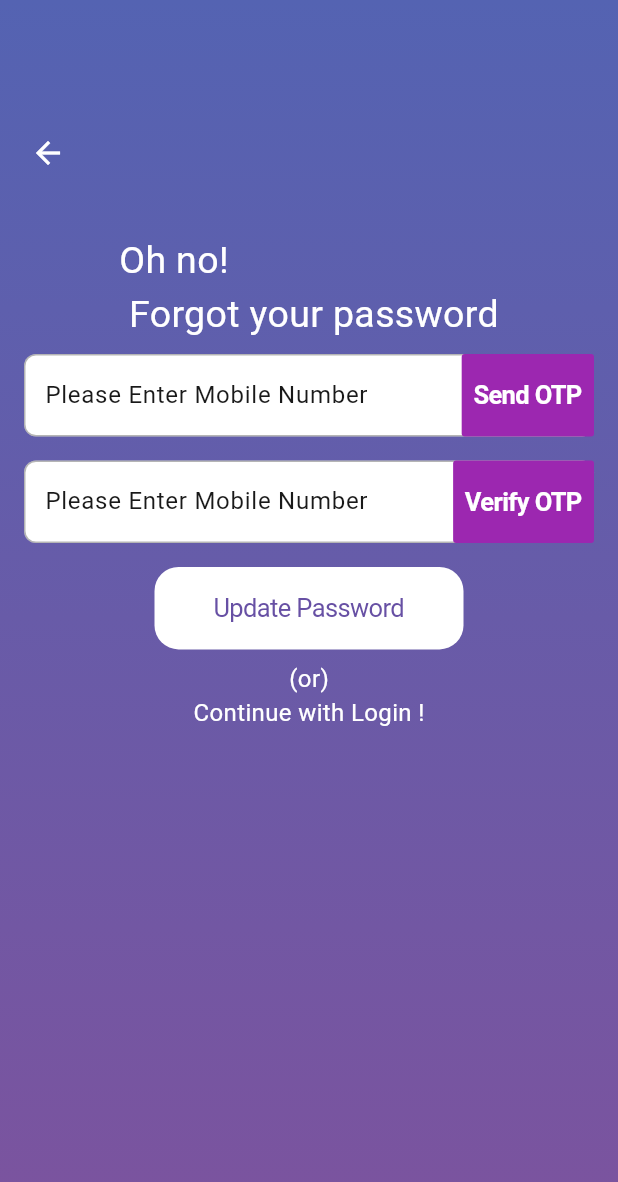
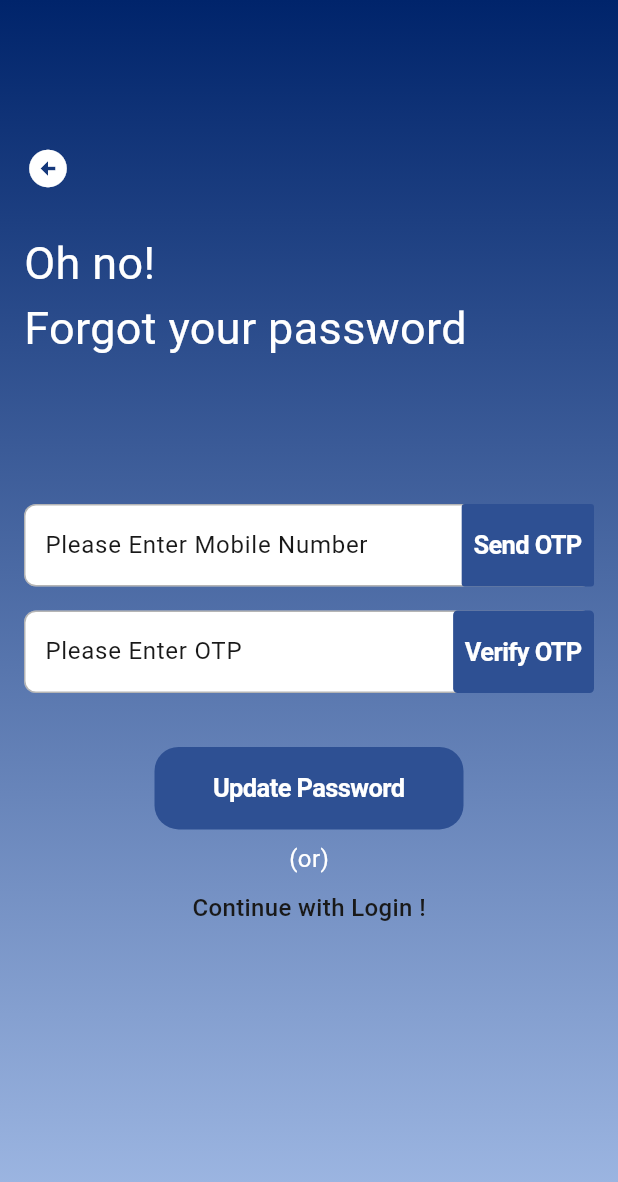
Before and after one commit to payzo/vendorapp, a Flutter app: the Forgotpasswordscreen screen opened by its route, on a phone screen of 412 x 824 dp. Shown: the top 1182 px of the screen. Run offline on Flutter 3.47's test engine with Material 3 defaults, Android fonts, the light colour scheme and no system bars; our stand-ins replace dropdown_button2, flutter_image_compress, get, get_storage, google_fonts, image_picker and 1 more; missing offline and left inert: custom_image_crop; accounts and stored records are empty.

Commit message:
upto changes

```diff
--- a/lib/helper/constants/cString.dart
+++ b/lib/helper/constants/cString.dart
@@ -1,15 +1,15 @@
 class CStrings {
   CStrings._();
 
-static String welcomeBack = "Welcome Back!\n Glad to See you again";
+static String welcomeBack = "Welcome Back!\nGlad to See you, Again !";
 static String ForgotPassword = "Forgot Password ?";
 static String DonthaveanAccount = "Dont have an Account ?";
 static String Register = "Register now";
-static String RegistrationTilte = "Hello Vendor ! \n Register here, to get, started!";
+static String RegistrationTilte = "Hello Vendor ! \nRegister here, to get, started!";
 static String fullName = "Please Enter FullName";
 static String newPassword = "Please Enter New Password";
 static String confirmPassword = "Please Confirm New Password";
-static String ohnoForgot = "Oh no! \n Forgot your password";
+static String ohnoForgot = "Oh no! \nForgot your password";
 static String pleaseEnterMobileNum = "Please Enter Mobile Number";
 static String updatePassword = "Update Password";
 static String continuewithLogin = "Continue with Login !";
--- a/lib/helper/constants/colors.dart
+++ b/lib/helper/constants/colors.dart
@@ -23,12 +23,12 @@ const Color cGrayColor = Color(0xff808080);
 const Color cprofileGradientColor = Color(0xff5165b3);
 const Color cprofileGradientColor2 = Color(0xff7D529D);
 const Color cNewPrimaryColor = Color(0xff004AAD);
-
+const Color buttonColornew = Color(0xff2e5093);
 
 //my-colors
 const Color commonButtonColor = Color(0xffFFFFFF);
-const PrimaryBgColor = Color(0xff5463b2);
-const SecondaryBgColor = Color(0xff7c539e);
+const PrimaryBgColor = Color(0xff00246b);
+const SecondaryBgColor = Color(0xffa2bbe6);
 
 
 
--- a/lib/views/login_page/screen/forgotPasswordScreen.dart
+++ b/lib/views/login_page/screen/forgotPasswordScreen.dart
@@ -42,7 +42,7 @@ Widget build(BuildContext context){
               mainAxisAlignment: MainAxisAlignment.start,
               crossAxisAlignment: CrossAxisAlignment.center,
               children: [
-               vGap(70),
+               vGap(80),
 
 
                    Align(
@@ -51,14 +51,22 @@ Widget build(BuildContext context){
                     Get.back();
                 }, icon: Icon(
                   color: cWhiteColor,
-                  Icons.arrow_back
+                  Icons.arrow_circle_left,
+                  size: 30,
                 )),
                    ),
-                vGap(30),
+                vGap(10),
 
 
+                 Padding(
+                   padding: const EdgeInsets.all(8.0),
+                   child: Align(
+                    alignment: Alignment.centerLeft,
+                    child:          Text(CStrings.ohnoForgot, style: TextStyle(color: cWhiteColor, fontSize: 30),),
+                   ),
+                 ),
+                 vGap(80),
 
-                Text(CStrings.ohnoForgot, style: TextStyle(color: cWhiteColor, fontSize: 25),),
 
                 Padding(
                   padding: const EdgeInsets.all(8.0),
@@ -72,7 +80,7 @@ Widget build(BuildContext context){
 
                     suffixIcon:
                      CButton(
-                      color: Colors.purple,
+                      color: buttonColornew,
                       borderRadius: 2,
                       onPressed: () async{
                        if(formkey.currentState!.validate()) {
@@ -100,7 +108,7 @@ Widget build(BuildContext context){
                 Padding(
                   padding: const EdgeInsets.all(8.0),
                   child: CTextFormField(
-                    hintText: CStrings.pleaseEnterMobileNum,
+                    hintText: "Please Enter OTP",
                     keyboardType: TextInputType.number,
                      inputFormatters: [
                                 LengthLimitingTextInputFormatter(6),
@@ -108,8 +116,8 @@ Widget build(BuildContext context){
                     controller: controller.OTPController,
                     suffixIcon:
                      CButton(
-                      color:Colors.purple,
-                      borderRadius: 2,
+                      color:buttonColornew,
+                      borderRadius: 3,
                       onPressed: () async{
                         if(formkey.currentState!.validate()){
                           FocusScope.of(context).unfocus();
@@ -150,25 +158,19 @@ Widget build(BuildContext context){
                  ),
 
                ):Container(),
+               vGap(20),
 
 
                Padding(
                  padding: const EdgeInsets.all(8.0),
                  child: CButton(
+
                   onPressed: ()async {
                    if(formkey.currentState!.validate()){
                     FocusScope.of(context).unfocus();
                     formkey.currentState!.save();
 
-                    // if(controller.PhoneNumberController.text.isEmpty){
-                    //   showToustMessage2(message: "Please Enter Mobile MNumber");
-                    // } else if(controller.OTPController.text.isEmpty){
-                    //   showToustMessage2(message: "Please Enter OTP");
-                    // }else if(controller.passwordController.text.isEmpty){
-                    //   showToustMessage2(message: "Please Enter Password");
-                    // }else if(controller.ConfirmPasswordController.text.isEmpty){
-                    //   showToustMessage2(message: "Please Enter Confirm Password");
-                    // }else {
+
                       ForgotPasswordBody body = ForgotPasswordBody(
                         vendorId: vendorId,
                         nPassword: controller.passwordController.text,
@@ -180,16 +182,17 @@ Widget build(BuildContext context){
                     }
 
                   },
-                  color: cWhiteColor,
+                  color: buttonColornew,
                   width: getWidth(context)/2,
                    height: getHeight(context) / 15,
-                  text: Text(CStrings.updatePassword)),
+                  text: Text(CStrings.updatePassword, style: TextStyle(color: cWhiteColor, fontWeight: FontWeight.w600),)),
                ),
 
 
                Text('(or)', style: TextStyle(color: cWhiteColor, fontSize: 16),),
+               vGap(10),
 
-               Text(CStrings.continuewithLogin, style: TextStyle(color: cWhiteColor, fontSize: 16),)
+               Text(CStrings.continuewithLogin, style: TextStyle(color: cBlackColor, fontSize: 16, fontWeight: FontWeight.w500),)
 
               ],
              ),
```
Also changed, not shown: lib/views/login_page/controller/forgotpassword_controller.dart (+16 -26 lines), lib/views/login_page/screen/loginscreen.dart (+12 -9 lines), lib/views/login_page/screen/screenone.dart (+6 -4 lines).
